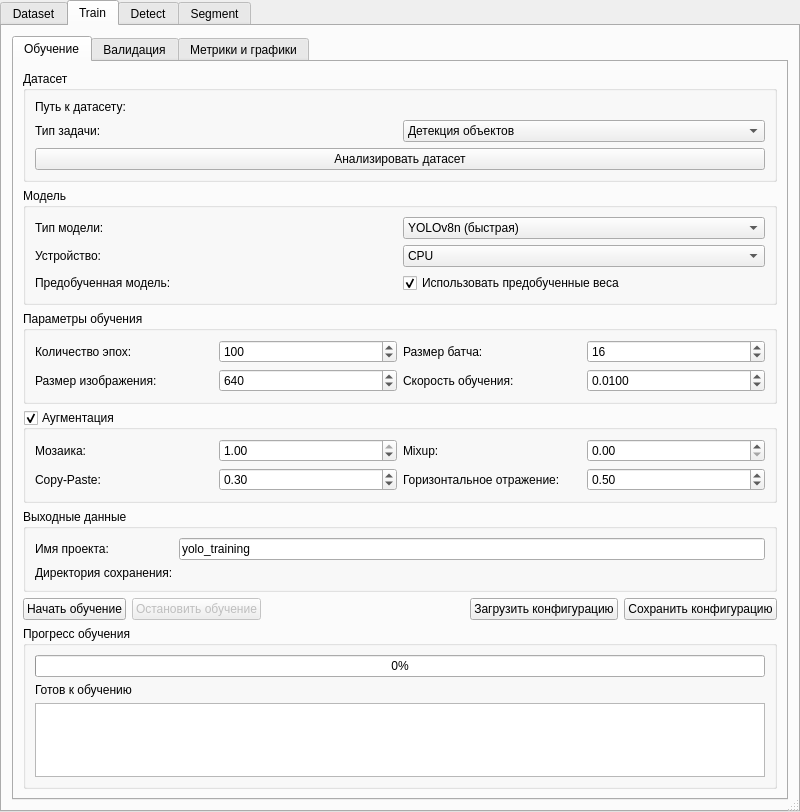
Above: yolo_qgis_dialog_base.ui from santerr80/yolo_qgis before the change. Below: the same form after it.
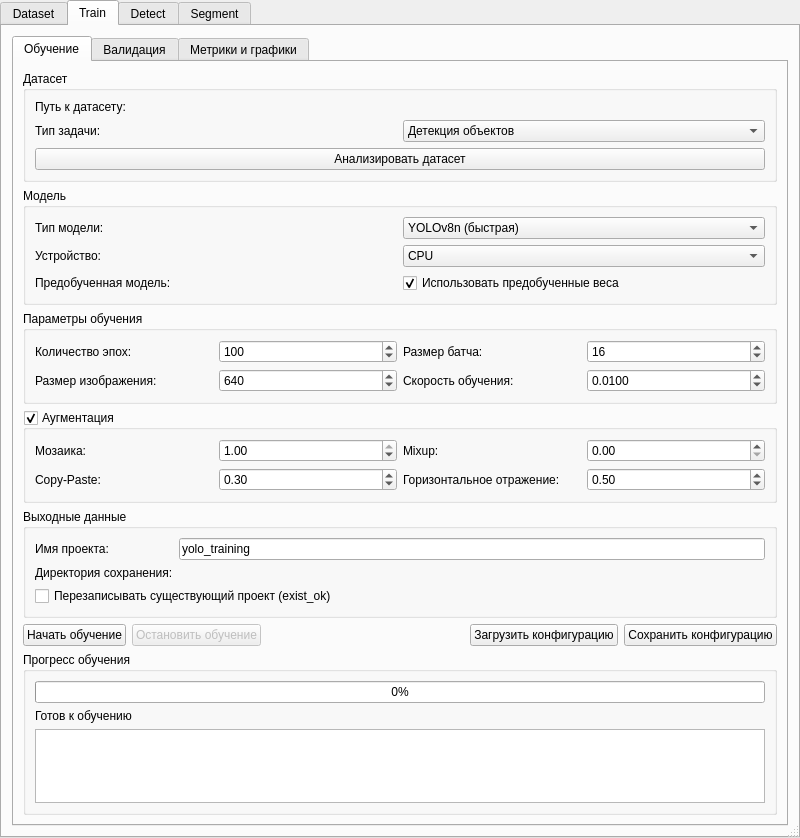
That is the form after the change. Icons and pictures are not drawn. Custom widgets are drawn as their Qt base class.

Commit message:
Add 'exist_ok' parameter to YOLO trainers and QGIS dialog
- Introduced 'exist_ok' parameter in Detection, Segmentation, and Training Manager classes to allow overwriting results in the same directory without suffixes.
- Updated the QGIS dialog UI to include a checkbox for 'exist_ok' with appropriate tooltip.
- Enhanced the logic in the QGIS dialog to handle the 'exist_ok' setting during project saving and configuration loading.

```diff
--- a/yolo_qgis_dialog_base.ui
+++ b/yolo_qgis_dialog_base.ui
@@ -1046,6 +1046,16 @@
                 </property>
                </widget>
               </item>
+              <item row="2" column="0" colspan="2">
+               <widget class="QCheckBox" name="checkBoxExistOk">
+                <property name="toolTip">
+                 <string>Если включено, новые запуски будут перезаписывать результаты в одной и той же папке, без автоматического добавления номеров (run2, run3...)</string>
+                </property>
+                <property name="text">
+                 <string>Перезаписывать существующий проект (exist_ok)</string>
+                </property>
+               </widget>
+              </item>
              </layout>
             </widget>
            </item>
```
The commit also changes 4 other files.
